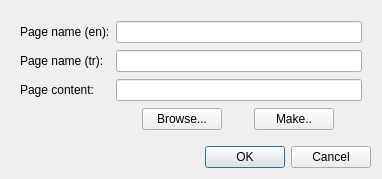
The window that ui/about_page_config.ui (nextgis/NGQConfigurator) describes before a commit, drawn with Qt 5.
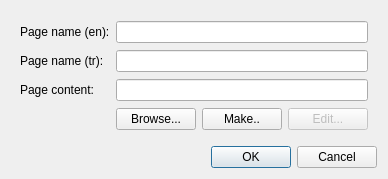
The same window after the commit.

Diff of the .ui file:
```diff
--- a/ui/about_page_config.ui
+++ b/ui/about_page_config.ui
@@ -85,6 +85,16 @@
           </property>
          </widget>
         </item>
+        <item>
+         <widget class="QPushButton" name="pbEditPage">
+          <property name="enabled">
+           <bool>false</bool>
+          </property>
+          <property name="text">
+           <string>Edit...</string>
+          </property>
+         </widget>
+        </item>
        </layout>
       </item>
      </layout>
```
